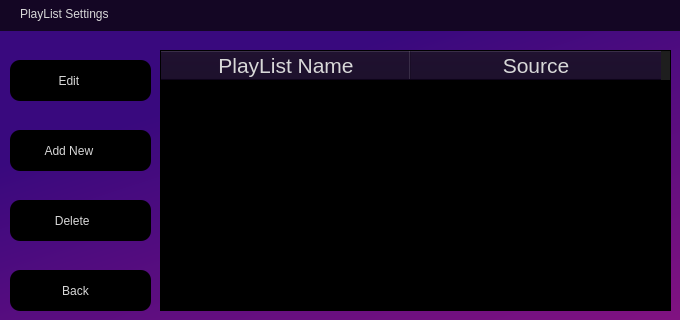
Above: assets/PlayListSettings.ui from ifreddyrod/SPYDER-Player-pyqt before the change. Below: the same form after it.
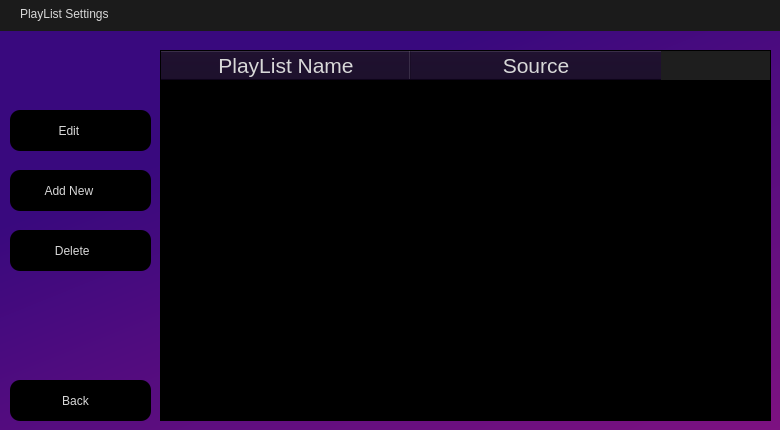
That is the form after the change. Icons and pictures are not drawn.

Commit message: - Made the settings forms bigger - Implemented Add, Edit functionality to playlists and library - Consolidated ListSettings and EntryEditor functions so that they can handle both playlists and library entries - Need to save the changes to appdata and update the playlist tree next

Diff of the .ui file:
```diff
--- a/assets/PlayListSettings.ui
+++ b/assets/PlayListSettings.ui
@@ -6,8 +6,8 @@
    <rect>
     <x>0</x>
     <y>0</y>
-    <width>680</width>
-    <height>320</height>
+    <width>780</width>
+    <height>430</height>
    </rect>
   </property>
   <property name="windowTitle">
@@ -50,7 +50,7 @@
 
 QTableWidget::item::selected
 {
-	background-color: rgb(0, 58, 201);
+	background-color: rgb(82, 26, 149);
 }
 
 QHeaderView::section
@@ -68,12 +68,12 @@
     <rect>
      <x>0</x>
      <y>0</y>
-     <width>691</width>
+     <width>781</width>
      <height>31</height>
     </rect>
    </property>
    <property name="styleSheet">
-    <string notr="true">background-color: rgb(20, 6, 36);</string>
+    <string notr="true">background-color: rgb(27, 27, 27);</string>
    </property>
    <widget class="QLabel" name="Titlebar_label">
     <property name="geometry">
@@ -97,8 +97,8 @@
     <rect>
      <x>160</x>
      <y>50</y>
-     <width>511</width>
-     <height>261</height>
+     <width>611</width>
+     <height>371</height>
     </rect>
    </property>
    <property name="styleSheet">
@@ -157,7 +157,7 @@
    <property name="geometry">
     <rect>
      <x>10</x>
-     <y>60</y>
+     <y>110</y>
      <width>141</width>
      <height>41</height>
     </rect>
@@ -183,7 +183,7 @@
    <property name="geometry">
     <rect>
      <x>10</x>
-     <y>270</y>
+     <y>380</y>
      <width>141</width>
      <height>41</height>
     </rect>
@@ -206,7 +206,7 @@
    <property name="geometry">
     <rect>
      <x>10</x>
-     <y>200</y>
+     <y>230</y>
      <width>141</width>
      <height>41</height>
     </rect>
@@ -229,7 +229,7 @@
    <property name="geometry">
     <rect>
      <x>10</x>
-     <y>130</y>
+     <y>170</y>
      <width>141</width>
      <height>41</height>
     </rect>
@@ -253,8 +253,8 @@
     <rect>
      <x>0</x>
      <y>30</y>
-     <width>681</width>
-     <height>291</height>
+     <width>801</width>
+     <height>421</height>
     </rect>
    </property>
    <property name="styleSheet">
```
The commit also changes 4 other files.
